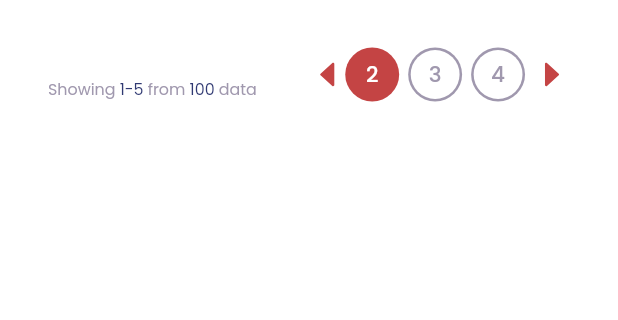
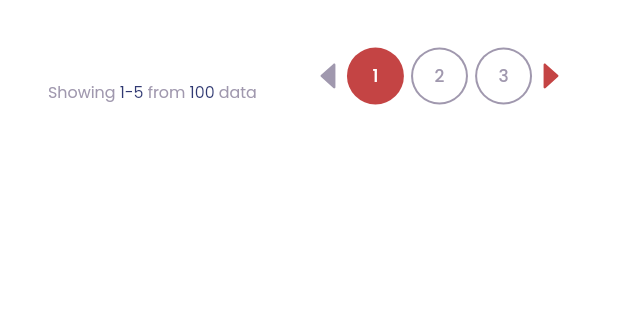
Before and after one commit to raouf-zobir/DevImpact-Hackathon, a Flutter app: the ListUserPagination widget shown alone on an empty page, opened directly, on a phone screen of 412 x 824 dp, the part 344-664 px from its top. Run offline on Flutter 3.47's test engine with Material 3 defaults, Android fonts, the phone set to English and light mode, and no system bars; our stand-ins replace csv, dio, dropdown_search, file_picker, fl_chart, flutter_svg and 6 more; missing offline and left inert: desktop_drop, mailer; accounts and stored records are empty; network calls fail; project files that could hold a hidden picture were left out.

Commit message:
add new desgin

```diff
--- a/code/frontend/lib/core/utils/pagination.dart
+++ b/code/frontend/lib/core/utils/pagination.dart
@@ -6,7 +6,6 @@ import 'package:sama/core/constants/app_colors.dart';
 import 'package:sama/core/constants/app_font_style.dart';
 import 'package:sama/core/constants/assets.dart';
 
-//TODO required
 class MyPaginations extends StatelessWidget {
   const MyPaginations({
     super.key,
@@ -16,30 +15,35 @@ class MyPaginations extends StatelessWidget {
     this.index = 1,
     this.length = 3,
     this.maxIndex = 10,
+    this.totalItems = 100,
+    this.itemsPerPage = 5,
   });
+
   final bool showLength;
   final int index;
   final int maxIndex;
   final int length;
+  final int totalItems;
+  final int itemsPerPage;
   final void Function()? next;
-
   final void Function()? previous;
 
   @override
   Widget build(BuildContext context) {
-    List<String> numActive = [];
-    numActive = List.generate(maxIndex + 3, (index) => (index + 1).toString());
+    List<String> numActive =
+        List.generate(maxIndex + 1, (index) => (index + 1).toString());
 
-    if (maxIndex == 1) {
-      int start = min(index, maxIndex - 1);
-      numActive = numActive.sublist(start, maxIndex + 1);
-    } else {
-      int start = max(0, min(index, maxIndex - 2));
-      int end = min(maxIndex + 1, start + 3);
-      numActive = numActive.sublist(start, end);
+    int start = max(0, min(index - 1, maxIndex - length + 1));
+    int end = min(maxIndex + 1, start + length);
+    if (start >= end) {
+      start = max(0, end - length);
     }
+    numActive = numActive.sublist(start, end);
+
     return Row(
-      mainAxisAlignment: showLength ? MainAxisAlignment.spaceBetween : MainAxisAlignment.center,
+      mainAxisAlignment: showLength
+          ? MainAxisAlignment.spaceBetween
+          : MainAxisAlignment.center,
       crossAxisAlignment: CrossAxisAlignment.end,
       children: [
         if (showLength)
@@ -52,21 +56,31 @@ class MyPaginations extends StatelessWidget {
                   children: [
                     TextSpan(
                         text: 'Showing ',
-                        style: AppFontStyle.styleRegular16(context).copyWith(color: AppColors.darkGray)),
-                    TextSpan(text: '1-5 ', style: AppFontStyle.styleRegular16(context)),
+                        style: AppFontStyle.styleRegular16(context)
+                            .copyWith(color: AppColors.darkGray)),
+                    TextSpan(
+                        text:
+                            '${(index - 1) * itemsPerPage + 1}-${min(index * itemsPerPage, totalItems)} ',
+                        style: AppFontStyle.styleRegular16(context)),
                     TextSpan(
                         text: 'from ',
-                        style: AppFontStyle.styleRegular16(context).copyWith(color: AppColors.darkGray)),
-                    TextSpan(text: '100 ', style: AppFontStyle.styleRegular16(context)),
+                        style: AppFontStyle.styleRegular16(context)
+                            .copyWith(color: AppColors.darkGray)),
+                    TextSpan(
+                        text: '$totalItems ',
+                        style: AppFontStyle.styleRegular16(context)),
                     TextSpan(
                         text: 'data',
-                        style: AppFontStyle.styleRegular16(context).copyWith(color: AppColors.darkGray)),
+                        style: AppFontStyle.styleRegular16(context)
+                            .copyWith(color: AppColors.darkGray)),
                   ],
                 ),
               ),
             ),
           ),
-        if (showLength) Flexible(child: SizedBox(width: 120 * getScaleFactor(context))),
+        if (showLength)
+          Flexible(
+              child: SizedBox(width: 120 * getPaginationScaleFactor(context))),
         Flexible(
           flex: 5,
           child: FittedBox(
@@ -74,28 +88,33 @@ class MyPaginations extends StatelessWidget {
             child: Row(
               children: [
                 Dropdown(
-                  isActive: index == 0,
+                  isActive: index == 1,
                   index: index,
                   maxIndex: maxIndex,
-                  angle: 22 / 7 / 2,
-                  onTap: next ?? () => {},
+                  angle: pi / 2,
+                  onTap: previous,
                 ),
-                ...List.generate(numActive.length, (index) {
-                  bool isActive = (this.index + 1).toString() == numActive[index];
+                ...List.generate(numActive.length, (i) {
+                  bool isActive = (index).toString() == numActive[i];
 
                   return Padding(
-                    padding: EdgeInsets.only(right: index < numActive.length ? 6 : 0),
+                    padding: EdgeInsets.only(
+                        right: i < numActive.length - 1 ? 6 : 0),
                     child: CircleAvatar(
-                      radius: 24 * getScaleFactor(context),
-                      backgroundColor: !isActive ? AppColors.darkGray : AppColors.primaryPurple,
+                      radius: 24 * getPaginationScaleFactor(context),
+                      backgroundColor: !isActive
+                          ? AppColors.darkGray
+                          : AppColors.primaryPurple,
                       child: CircleAvatar(
-                        radius: 24 * getScaleFactor(context) - 1.7,
-                        backgroundColor: isActive ? AppColors.primaryPurple : Colors.white,
+                        radius: 24 * getPaginationScaleFactor(context) - 1.7,
+                        backgroundColor:
+                            isActive ? AppColors.primaryPurple : Colors.white,
                         child: Center(
                           child: Text(
-                            numActive[index],
+                            numActive[i],
                             style: AppFontStyle.styleMedium18(context).copyWith(
-                              color: !isActive ? AppColors.darkGray : Colors.white,
+                              color:
+                                  !isActive ? AppColors.darkGray : Colors.white,
                             ),
                           ),
                         ),
@@ -105,8 +124,8 @@ class MyPaginations extends StatelessWidget {
                 }),
                 Dropdown(
                   isActive: index == maxIndex,
-                  angle: 22 / 7 / -2,
-                  onTap: previous ?? () => {},
+                  angle: -pi / 2,
+                  onTap: next,
                   index: index,
                   maxIndex: maxIndex,
                 ),
@@ -128,11 +147,13 @@ class Dropdown extends StatelessWidget {
     required this.maxIndex,
     required this.isActive,
   });
+
   final double angle;
   final int index;
   final int maxIndex;
   final bool isActive;
   final void Function()? onTap;
+
   @override
   Widget build(BuildContext context) {
     return Transform.rotate(
@@ -141,11 +162,16 @@ class Dropdown extends StatelessWidget {
         onTap: onTap,
         child: SvgPicture.asset(
           Assets.iconsDropdown,
-          height: 32 * getScaleFactor(context),
-          colorFilter:
-              ColorFilter.mode(isActive ? AppColors.darkGray : AppColors.primaryPurple, BlendMode.srcIn),
+          height: 32 * getPaginationScaleFactor(context),
+          colorFilter: ColorFilter.mode(
+              isActive ? AppColors.darkGray : AppColors.primaryPurple,
+              BlendMode.srcIn),
         ),
       ),
     );
   }
 }
+
+double getPaginationScaleFactor(BuildContext context) {
+  return MediaQuery.of(context).textScaleFactor;
+}
--- a/code/frontend/lib/view/dashboard/widgets/unpaid_student.dart
+++ b/code/frontend/lib/view/dashboard/widgets/unpaid_student.dart
@@ -11,7 +11,6 @@ class UnpaidStudent extends StatelessWidget {
   const UnpaidStudent({super.key});
   @override
   Widget build(BuildContext context) {
-
     return Container(
         padding: EdgeInsets.all(32 * getScaleFactor(context)),
         decoration: BoxDecoration(
@@ -61,7 +60,7 @@ class UnpaidStudent extends StatelessWidget {
               );
             }),
             const SizedBox(height: 8),
-            const MyPaginations(),
+            MyPaginations(),
           ],
         ));
   }
--- a/code/frontend/lib/view/student_details/widgets/student_payments.dart
+++ b/code/frontend/lib/view/student_details/widgets/student_payments.dart
@@ -34,7 +34,7 @@ class StudentPayments extends StatelessWidget {
                         studentPaymentModel: studentsPaymentModel[index],
                       )),
               const SizedBox(height: 25),
-              const MyPaginations()
+              MyPaginations()
             ],
           )
         ],
--- a/code/frontend/lib/view/users_details/widgets/list_user_pagination.dart
+++ b/code/frontend/lib/view/users_details/widgets/list_user_pagination.dart
@@ -27,12 +27,13 @@ class ListUserPagination extends StatelessWidget {
           const SizedBox(height: 4),
           Text(
             "You have 741 user",
-            style: AppFontStyle.styleRegular16(context).copyWith(color: AppColors.darkGray),
+            style: AppFontStyle.styleRegular16(context)
+                .copyWith(color: AppColors.darkGray),
           ),
           const SizedBox(height: 8),
           ...List.generate(3, (index) => const ItemRecentStudents()),
           const SizedBox(height: 24),
-          const MyPaginations()
+          MyPaginations()
         ],
       ),
     );
```
